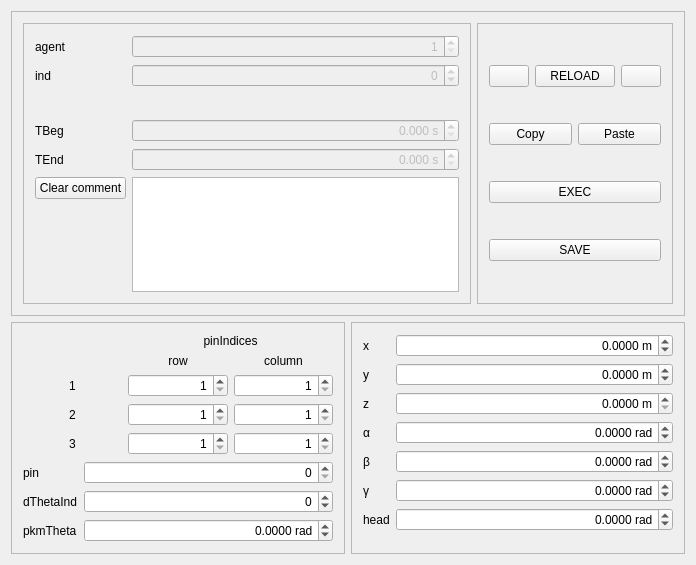
This is src/ui-qt/base/ui_ecp_dialogs/wgt_plan.ui in mfigat/mrrocpp as Qt 5 draws it before an edit. The edited form follows.
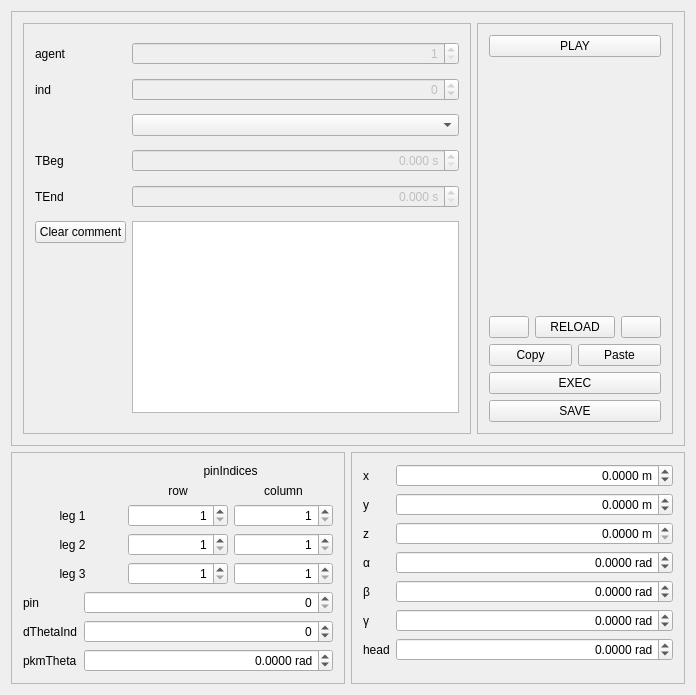
This is the edited form.

Commit message: swarm: plan fixups

Diff of the .ui file:
```diff
--- a/src/ui-qt/base/ui_ecp_dialogs/wgt_plan.ui
+++ b/src/ui-qt/base/ui_ecp_dialogs/wgt_plan.ui
@@ -7,7 +7,7 @@
     <x>0</x>
     <y>0</y>
     <width>696</width>
-    <height>565</height>
+    <height>695</height>
    </rect>
   </property>
   <property name="minimumSize">
@@ -165,6 +165,9 @@
            </property>
           </widget>
          </item>
+         <item row="2" column="1">
+          <widget class="QComboBox" name="poseType_input"/>
+         </item>
         </layout>
        </widget>
       </item>
@@ -183,6 +186,29 @@
          <enum>QFrame::Raised</enum>
         </property>
         <layout class="QVBoxLayout" name="verticalLayout_2">
+         <item>
+          <widget class="QPushButton" name="pushButton_play">
+           <property name="toolTip">
+            <string>Start automatic execution</string>
+           </property>
+           <property name="text">
+            <string>PLAY</string>
+           </property>
+          </widget>
+         </item>
+         <item>
+          <spacer name="verticalSpacer">
+           <property name="orientation">
+            <enum>Qt::Vertical</enum>
+           </property>
+           <property name="sizeHint" stdset="0">
+            <size>
+             <width>20</width>
+             <height>40</height>
+            </size>
+           </property>
+          </spacer>
+         </item>
          <item>
           <layout class="QHBoxLayout" name="horizontalLayout">
            <item>
@@ -368,7 +394,7 @@
           <item row="5" column="0">
            <widget class="QLabel" name="label_15">
             <property name="text">
-             <string>1</string>
+             <string>leg 1</string>
             </property>
             <property name="alignment">
              <set>Qt::AlignCenter</set>
@@ -378,7 +404,7 @@
           <item row="6" column="0">
            <widget class="QLabel" name="label_16">
             <property name="text">
-             <string>2</string>
+             <string>leg 2</string>
             </property>
             <property name="alignment">
              <set>Qt::AlignCenter</set>
@@ -388,7 +414,7 @@
           <item row="7" column="0">
            <widget class="QLabel" name="label_17">
             <property name="text">
-             <string>3</string>
+             <string>leg 3</string>
             </property>
             <property name="alignment">
              <set>Qt::AlignCenter</set>
```
Left out of the diff: 59 changed lines with no effect on the pictures. The commit also changes 16 other files.
